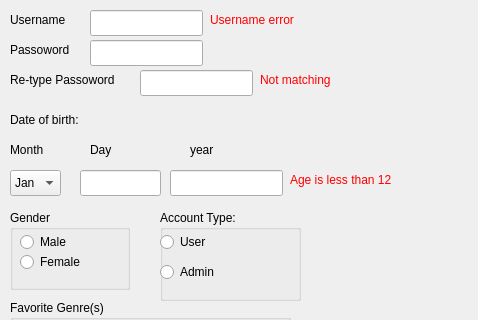
Qt form PairLAB/registerwindow.ui (JOEElmenshawy/PairLAB) before a commit; both pictures show x 0 to 478 and y 0 to 320 of the 478 by 517 pixel window.
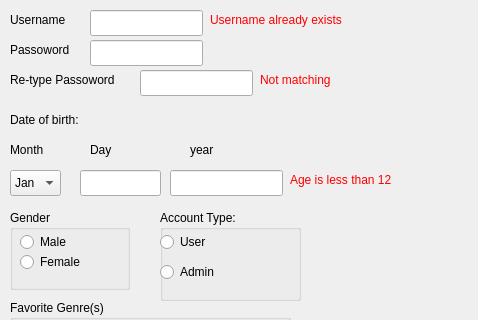
The same form after that commit.

What changed in the file:
```diff
--- a/PairLAB/registerwindow.ui
+++ b/PairLAB/registerwindow.ui
@@ -230,12 +230,12 @@
     <rect>
      <x>210</x>
      <y>10</y>
-     <width>121</width>
+     <width>171</width>
      <height>20</height>
     </rect>
    </property>
    <property name="text">
-    <string>&lt;html&gt;&lt;head/&gt;&lt;body&gt;&lt;p&gt;&lt;span style=&quot; color:#ff0000;&quot;&gt;Username error&lt;/span&gt;&lt;/p&gt;&lt;/body&gt;&lt;/html&gt;</string>
+    <string>&lt;html&gt;&lt;head/&gt;&lt;body&gt;&lt;p&gt;&lt;span style=&quot; color:#ff0000;&quot;&gt;Username already exists&lt;/span&gt;&lt;/p&gt;&lt;/body&gt;&lt;/html&gt;</string>
    </property>
   </widget>
   <widget class="QLabel" name="NotMatchingError">
```
